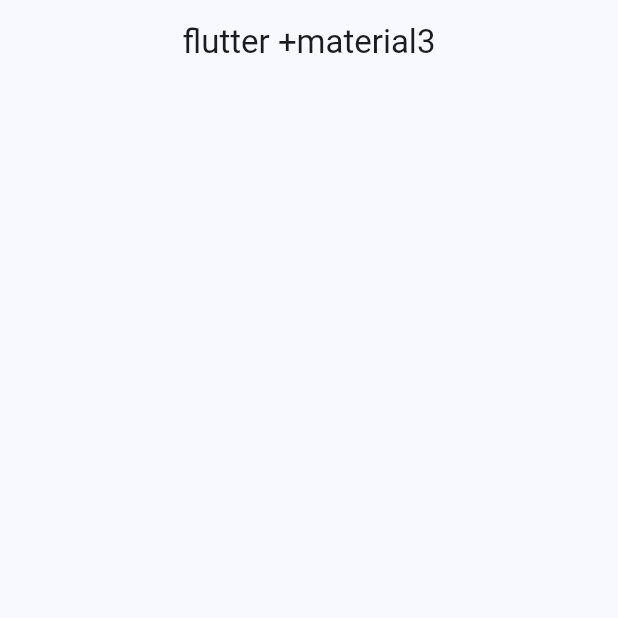
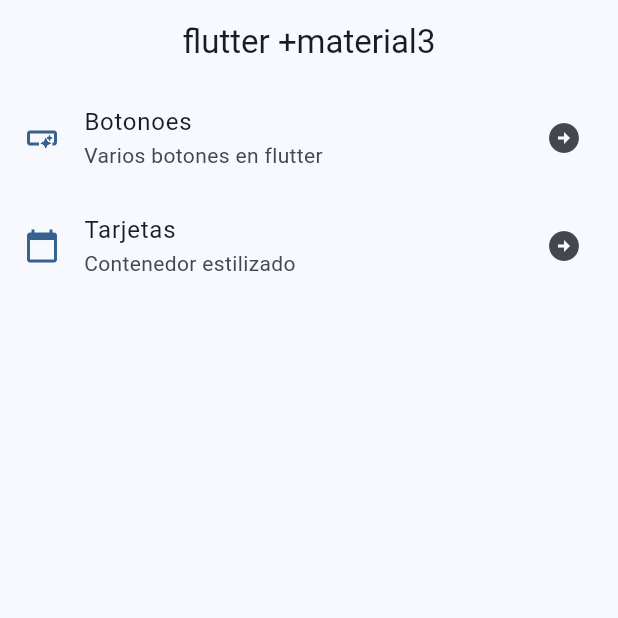
Before and after one commit to emixi45/widget_app, a Flutter app: the screen it shows after launch, on a phone screen of 412 x 824 dp, the top half of it. Run offline on Flutter 3.47's test engine with Material 2 defaults, Android fonts, the phone set to English and light mode, and no system bars.

Commit message:
rutas basicas

```diff
--- a/lib/config/menu/menu_items.dart
+++ b/lib/config/menu/menu_items.dart
@@ -12,19 +12,18 @@ class MenuItem {
     required this.link,
     required this.icon
     });
-
-    static const appMenuItems = <MenuItem>[
+}
+    const appMenuItems = <MenuItem>[
 
       MenuItem(
         title: 'Botonoes',
         subtitle: 'Varios botones en flutter',
-        link: '/buttons',
+        link: '/Buttons',
         icon: Icons.smart_button_outlined),
 
       MenuItem(
         title: 'Tarjetas',
         subtitle: 'Contenedor estilizado',
-        link: '/card',
-        icon: Icons.calendar_today)
+        link: '/Card',
+        icon: Icons.calendar_today),
     ];
-}
--- a/lib/main.dart
+++ b/lib/main.dart
@@ -1,4 +1,6 @@
 import 'package:flutter/material.dart';
+import 'package:widget_app/presentation/screens/card/card_screen.dart';
+import 'package:widget_app/presentation/screens/home/buttons/buttons_screen.dart';
 import 'package:widget_app/presentation/screens/home/home_screen.dart';
 
 import 'config/app_theme.dart';
@@ -15,9 +17,11 @@ class MainApp extends StatelessWidget {
     return MaterialApp(
       debugShowCheckedModeBanner: false,
       theme: AppTheme(selectedColor: 0).getTheme(),
-      home: Scaffold(
-        body: const HomeScreen()
-        ),
+      home: HomeScreen(),
+      routes: {
+        '/Buttons' :(context) => const ButtonScreens(),
+        '/Card' :(context) => const CardScreens(),
+      },
       );
   }
 }
--- a/lib/presentation/screens/home/home_screen.dart
+++ b/lib/presentation/screens/home/home_screen.dart
@@ -1,4 +1,6 @@
 import 'package:flutter/material.dart';
+import 'package:widget_app/config/menu/menu_items.dart';
+import 'package:widget_app/presentation/screens/home/buttons/buttons_screen.dart';
 
 class HomeScreen extends StatelessWidget {
   const HomeScreen({super.key});
@@ -8,8 +10,56 @@ class HomeScreen extends StatelessWidget {
       return Scaffold (
         appBar: AppBar(
           title: const Text('flutter +material3'),
-
         ),
+          body: _HomeScreen()
       );
   }
 }
+
+class _HomeScreen extends StatelessWidget {
+  const _HomeScreen({
+    super.key,
+  });
+
+  @override
+  Widget build(BuildContext context) {
+
+
+
+    return ListView.builder(
+      itemCount: appMenuItems.length,
+      itemBuilder: (context, index) {
+        final menuItem = appMenuItems[index];
+        return _CustomListTile(menuItem: menuItem);
+      },
+
+    );
+  }
+}
+
+class _CustomListTile extends StatelessWidget {
+  const _CustomListTile({
+    super.key,
+    required this.menuItem,
+  });
+
+  final MenuItem menuItem;
+
+  @override
+  Widget build(BuildContext context) {
+    final colors = Theme.of(context).colorScheme;
+
+
+    return ListTile(
+      leading: Icon(menuItem.icon,color: colors.primary),
+      trailing: const Icon(Icons.arrow_circle_right_sharp),
+      title:Text(menuItem.title),
+      subtitle:Text(menuItem.subtitle),
+      onTap: () {
+        Navigator.pushNamed(context, menuItem.link);
+      },
+
+
+    );
+  }
+}
```
Also changed, not shown: lib/presentation/screens/card/card_screen.dart (added, +17 -0 lines), lib/presentation/screens/home/buttons/buttons_screen.dart (added, +17 -0 lines), 1 other file.
